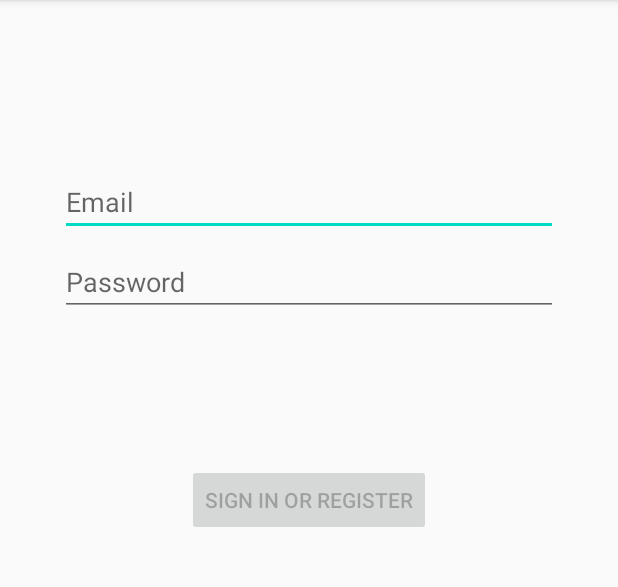
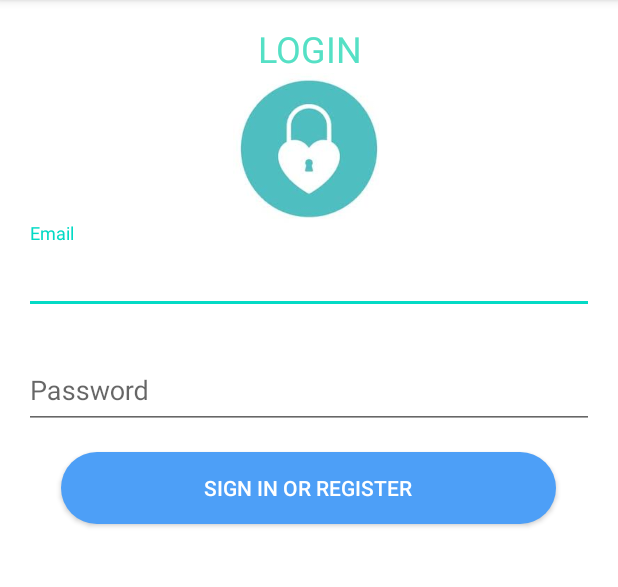
Before and after one commit to goo-gy/lovidence, an Android app: the screen it shows after launch (LoginActivity), on a phone screen of 412 x 824 dp, the part 84-671 px from its top. Run offline under Robolectric (Android 15) with nearby library versions, the phone set to English and light mode, and no system bars.

Commit message:
design
design

```diff
--- /dev/null
+++ b/lovidence/app/src/main/res/drawable/heart_back.xml
@@ -0,0 +1,12 @@
+<?xml version="1.0" encoding="utf-8"?>
+<selector xmlns:android="http://schemas.android.com/apk/res/android">
+    <item android:state_enabled="true">
+        <shape>
+            <solid android:color="#4d9ff7">
+            </solid>
+            <corners android:radius="60dp">
+            </corners>
+
+        </shape>
+    </item>
+</selector>
--- a/lovidence/app/src/main/res/layout/activity_login.xml
+++ b/lovidence/app/src/main/res/layout/activity_login.xml
@@ -1,5 +1,5 @@
 <?xml version="1.0" encoding="utf-8"?>
-<androidx.constraintlayout.widget.ConstraintLayout xmlns:android="http://schemas.android.com/apk/res/android"
+<LinearLayout xmlns:android="http://schemas.android.com/apk/res/android"
     xmlns:app="http://schemas.android.com/apk/res-auto"
     xmlns:tools="http://schemas.android.com/tools"
     android:id="@+id/container"
@@ -9,56 +9,65 @@
     android:paddingTop="@dimen/activity_vertical_margin"
     android:paddingRight="@dimen/activity_horizontal_margin"
     android:paddingBottom="@dimen/activity_vertical_margin"
+    android:orientation="vertical"
+   android:background="#ffffff"
     tools:context=".ui.login.LoginActivity">
-
-    <EditText
+    <TextView
+        android:layout_width="match_parent"
+        android:layout_height="wrap_content"
+        android:gravity="center"
+        android:textColor="#55e0c5"
+        android:textSize="24sp"
+        android:textFontWeight="@android:integer/config_mediumAnimTime"
+        android:text="LOGIN"/>
+    <ImageView
+        android:layout_width="match_parent"
+        android:layout_height="100dp"
+        android:background="@null"
+        android:layout_gravity="center"
+        android:src="@drawable/login2"
+        />
+    <com.google.android.material.textfield.TextInputLayout
+        android:layout_width="match_parent"
+        android:layout_height="wrap_content"
+        android:layout_marginBottom="16dp"
+        >
+    <com.google.android.material.textfield.TextInputEditText
         android:id="@+id/username"
-        android:layout_width="0dp"
-        android:layout_height="wrap_content"
-        android:layout_marginStart="24dp"
-        android:layout_marginTop="96dp"
-        android:layout_marginEnd="24dp"
-
+        android:layout_width="match_parent"
+        android:layout_height="50dp"
         android:hint="@string/prompt_email"
         android:inputType="textEmailAddress"
         android:selectAllOnFocus="true"
-        app:layout_constraintEnd_toEndOf="parent"
-        app:layout_constraintStart_toStartOf="parent"
-        app:layout_constraintTop_toTopOf="parent" />
+     />
+    </com.google.android.material.textfield.TextInputLayout>
 
-    <EditText
+    <com.google.android.material.textfield.TextInputLayout
+        android:layout_width="match_parent"
+        android:layout_height="wrap_content"
+        android:paddingBottom="15dp"
+        >
+    <com.google.android.material.textfield.TextInputEditText
         android:id="@+id/password"
-        android:layout_width="0dp"
-        android:layout_height="wrap_content"
-        android:layout_marginStart="24dp"
-        android:layout_marginTop="8dp"
-        android:layout_marginEnd="24dp"
-
+        android:layout_width="match_parent"
+        android:layout_height="50dp"
         android:hint="@string/prompt_password"
         android:imeActionLabel="@string/action_sign_in_short"
         android:imeOptions="actionDone"
         android:inputType="textPassword"
         android:selectAllOnFocus="true"
-        app:layout_constraintEnd_toEndOf="parent"
-        app:layout_constraintStart_toStartOf="parent"
-        app:layout_constraintTop_toBottomOf="@+id/username" />
+         />
+    </com.google.android.material.textfield.TextInputLayout>
 
     <Button
         android:id="@+id/login"
-        android:layout_width="wrap_content"
+        android:layout_width="330dp"
+        android:layout_gravity="center"
+        android:gravity="center"
         android:layout_height="wrap_content"
-        android:layout_gravity="start"
-        android:layout_marginStart="48dp"
-        android:layout_marginTop="16dp"
-        android:layout_marginEnd="48dp"
-        android:layout_marginBottom="64dp"
-        android:enabled="false"
-        android:text="@string/action_sign_in"
-        app:layout_constraintBottom_toBottomOf="parent"
-        app:layout_constraintEnd_toEndOf="parent"
-        app:layout_constraintStart_toStartOf="parent"
-        app:layout_constraintTop_toBottomOf="@+id/password"
-        app:layout_constraintVertical_bias="0.2" />
+        android:background="@drawable/heart_back"
+        android:textColor="#ffffff"
+        android:text="@string/action_sign_in" />
 
     <ProgressBar
         android:id="@+id/loading"
@@ -70,9 +79,5 @@
         android:layout_marginEnd="32dp"
         android:layout_marginBottom="64dp"
         android:visibility="gone"
-        app:layout_constraintBottom_toBottomOf="parent"
-        app:layout_constraintEnd_toEndOf="@+id/password"
-        app:layout_constraintStart_toStartOf="@+id/password"
-        app:layout_constraintTop_toTopOf="parent"
-        app:layout_constraintVertical_bias="0.3" />
-</androidx.constraintlayout.widget.ConstraintLayout>
+/>
+</LinearLayout>
```
Also changed, not shown: lovidence/app/src/main/res/layout/activity_main.xml (+20 -3 lines), lovidence/app/src/main/res/layout/fragment_menu1.xml (+53 -14 lines), lovidence/app/src/main/res/drawable/login2.png (added), lovidence/app/src/main/res/drawable/main_back.png (added), lovidence/app/src/main/res/drawable/main_back2.png (added).
